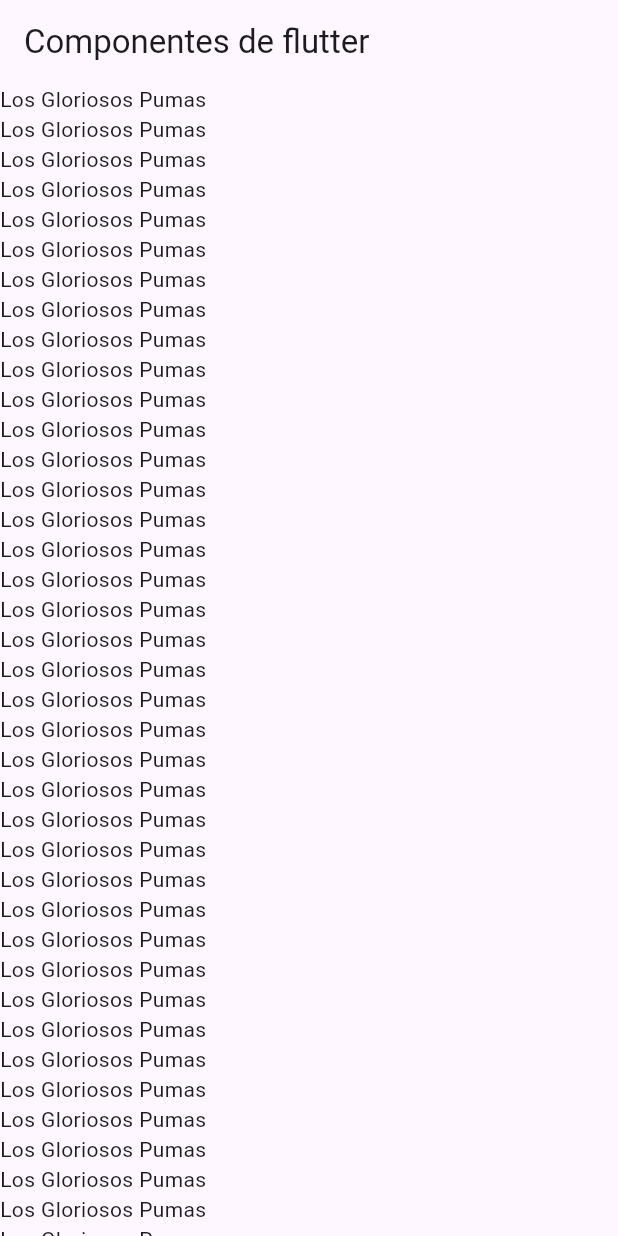
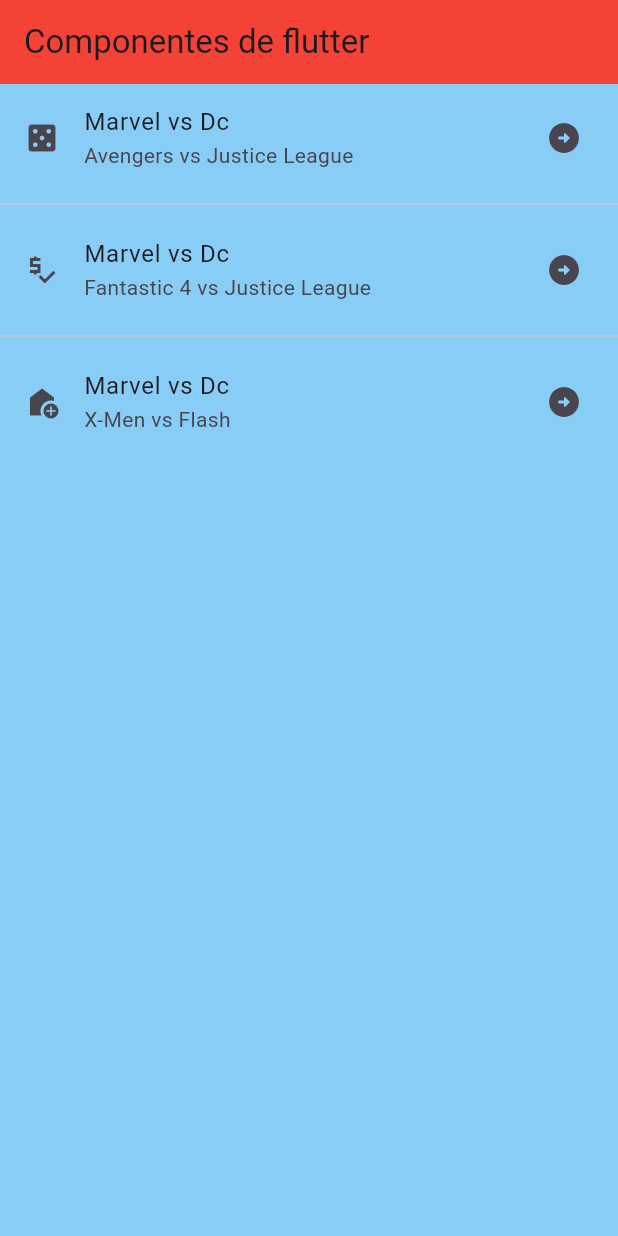
Before and after one commit to jersain28/componentes_flutter, a Flutter app: the screen it shows after launch, on a phone screen of 412 x 824 dp. Run offline on Flutter 3.47's test engine with Material 3 defaults, Android fonts, the phone set to English and light mode, and no system bars.

Commit message:
Refactorazing and creation of AppTheme

```diff
--- a/lib/home_screen.dart
+++ /dev/null
@@ -1,70 +0,0 @@
-import 'package:flutter/material.dart';
-
-class HomeScreen extends StatelessWidget {
-  const HomeScreen({super.key});
-
-  @override
-  Widget build(BuildContext context) {
-    return Scaffold(
-      appBar: AppBar(title: const Text('Componentes de flutter'),
-      ),
-      body: ListView(
-        children: const [
-          Text('Los Gloriosos Pumas'),
-          Text('Los Gloriosos Pumas'),
-          Text('Los Gloriosos Pumas'),
-          Text('Los Gloriosos Pumas'),
-          Text('Los Gloriosos Pumas'),
-          Text('Los Gloriosos Pumas'),
-          Text('Los Gloriosos Pumas'),
-          Text('Los Gloriosos Pumas'),
-          Text('Los Gloriosos Pumas'),
-          Text('Los Gloriosos Pumas'),
-          Text('Los Gloriosos Pumas'),
-          Text('Los Gloriosos Pumas'),
-          Text('Los Gloriosos Pumas'),
-          Text('Los Gloriosos Pumas'),
-          Text('Los Gloriosos Pumas'),
-          Text('Los Gloriosos Pumas'),
-          Text('Los Gloriosos Pumas'),
-          Text('Los Gloriosos Pumas'),
-          Text('Los Gloriosos Pumas'),
-          Text('Los Gloriosos Pumas'),
-          Text('Los Gloriosos Pumas'),
-          Text('Los Gloriosos Pumas'),
-          Text('Los Gloriosos Pumas'),
-          Text('Los Gloriosos Pumas'),
-          Text('Los Gloriosos Pumas'),
-          Text('Los Gloriosos Pumas'),
-          Text('Los Gloriosos Pumas'),
-          Text('Los Gloriosos Pumas'),
-          Text('Los Gloriosos Pumas'),
-          Text('Los Gloriosos Pumas'),
-          Text('Los Gloriosos Pumas'),
-          Text('Los Gloriosos Pumas'),
-          Text('Los Gloriosos Pumas'),
-          Text('Los Gloriosos Pumas'),
-          Text('Los Gloriosos Pumas'),
-          Text('Los Gloriosos Pumas'),
-          Text('Los Gloriosos Pumas'),
-          Text('Los Gloriosos Pumas'),
-          Text('Los Gloriosos Pumas'),
-          Text('Los Gloriosos Pumas'),
-          Text('Los Gloriosos Pumas'),
-          Text('Los Gloriosos Pumas'),
-          Text('Los Gloriosos Pumas'),
-          Text('Los Gloriosos Pumas'),
-          Text('Los Gloriosos Pumas'),
-          Text('Los Gloriosos Pumas'),
-          Text('Los Gloriosos Pumas'),
-          Text('Los Gloriosos Pumas'),
-          Text('Los Gloriosos Pumas'),
-          Text('Los Gloriosos Pumas'),
-          Text('Los Gloriosos Pumas'),
-          Text('Los Gloriosos Pumas'),
-          Text('Los Gloriosos Pumas'),
-        ],
-      ),
-    );
-  }
-}
--- a/lib/main_app.dart
+++ b/lib/main_app.dart
@@ -1,14 +1,16 @@
 import 'package:flutter/material.dart';
-import 'package:practica3/home_screen.dart';
+import 'package:practica3/screens/home_screen.dart';
+import 'package:practica3/theme/app_theme.dart';
 
 class MainApp extends StatelessWidget {
   const MainApp({super.key});
 
   @override
   Widget build(BuildContext context) {
-    return const MaterialApp(
+    return  MaterialApp(
       debugShowCheckedModeBanner: false,
-      home: HomeScreen(),
+      home: const HomeScreen(),
+      theme: AppTheme.lightTheme,
     );
   }
 }
--- /dev/null
+++ b/lib/screens/home_screen.dart
@@ -0,0 +1,37 @@
+import 'package:flutter/material.dart';
+
+class HomeScreen extends StatelessWidget {
+  const HomeScreen({super.key});
+
+  @override
+  Widget build(BuildContext context) {
+    return Scaffold(
+      appBar: AppBar(title: const Text('Componentes de flutter'),
+      ),
+      body: ListView(
+        children: const <Widget>[
+          ListTile(
+            title: Text('Marvel vs Dc'),
+            subtitle: Text('Avengers vs Justice League'),
+            leading: Icon(Icons.casino),
+            trailing: Icon(Icons.arrow_circle_right_rounded),
+          ),
+          Divider(),
+          ListTile(
+            title: Text('Marvel vs Dc'),
+            subtitle: Text('Fantastic 4 vs Justice League'),
+            leading: Icon(Icons.price_check_sharp),
+            trailing: Icon(Icons.arrow_circle_right_rounded),
+          ),
+          Divider(),
+          ListTile(
+            title: Text('Marvel vs Dc'),
+            subtitle: Text('X-Men vs Flash'),
+            leading: Icon(Icons.add_home),
+            trailing: Icon(Icons.arrow_circle_right_rounded),
+          ),
+        ],
+      ),
+    );
+  }
+}
--- /dev/null
+++ b/lib/theme/app_theme.dart
@@ -0,0 +1,15 @@
+//Definicion de los Temas de estilo de la app
+import 'package:flutter/material.dart';
+
+class AppTheme{
+  // Constante de color primaria
+  static const primaryColor = Colors.red;
+  // Constante de color de fondo
+  static const backColor = Color.fromARGB(218, 116, 197, 245);
+  // Constante de tema
+  static final ThemeData lightTheme = ThemeData.light().copyWith(
+    scaffoldBackgroundColor: backColor,
+    appBarTheme: const AppBarTheme(
+    color: primaryColor,
+    ));
+}
```
